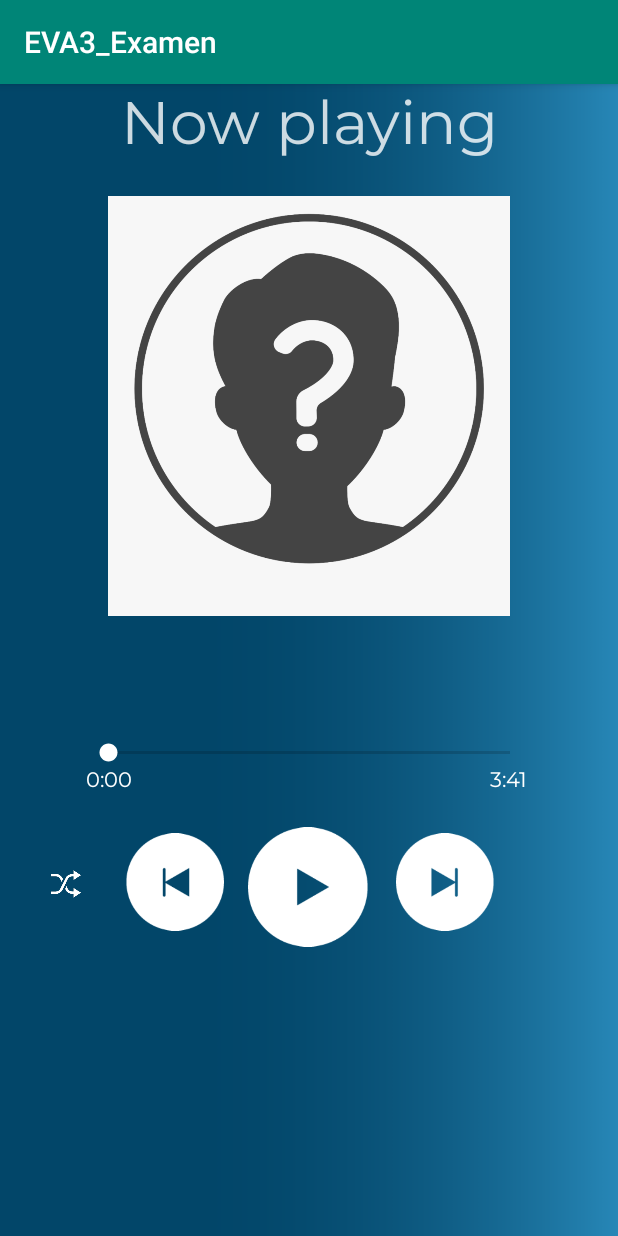
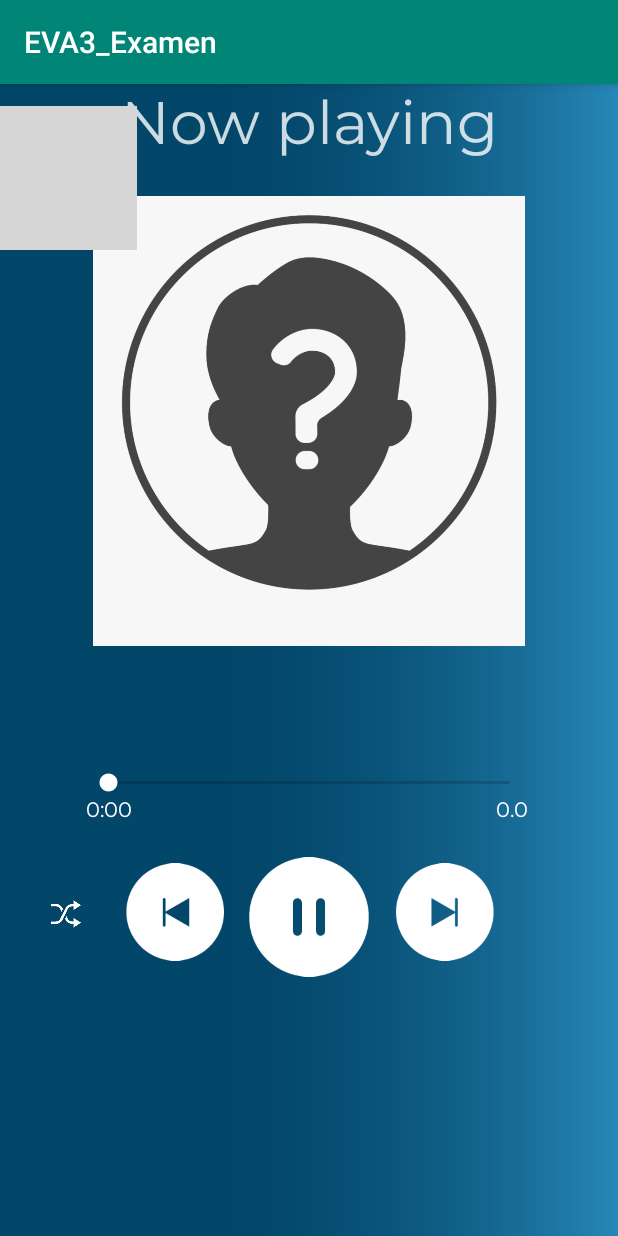
Before and after one commit to SergioVarelaB/EVA3_Examen, an Android app: the Reproductor screen opened directly, with no data from a screen before it, on a phone screen of 412 x 824 dp. Run offline under Robolectric (Android 15) with nearby library versions, the phone set to English and light mode, and no system bars; Roboto replaces fonts that are not available here; 3 statements that could not run were skipped; grey boxes are pictures that could not be loaded.

Commit message:
hasta aqui jala chido, ya despes no se

```diff
--- a/app/src/main/AndroidManifest.xml
+++ b/app/src/main/AndroidManifest.xml
@@ -8,7 +8,8 @@
         android:label="@string/app_name"
         android:roundIcon="@mipmap/ic_launcher_round"
         android:supportsRtl="true"
-        android:theme="@style/AppTheme">
+        android:theme="@style/AppTheme"
+        android:screenOrientation="portrait">
         <activity android:name=".Reproductor"></activity>
 
         <service
--- a/app/src/main/java/com/example/eva3_examen/MainActivity.java
+++ b/app/src/main/java/com/example/eva3_examen/MainActivity.java
@@ -11,10 +11,10 @@ import android.widget.Toast;
 
 public class MainActivity extends AppCompatActivity implements AdapterView.OnItemClickListener {
     Rolas[] rolas = {
-            new Rolas(R.drawable.garafd,"Guns and Roses","November rain",R.raw.november_rain),
-            new Rolas(R.drawable.iwywh,"Pink Floyd","I wish you were here",R.raw.wish_you_were_here),
-            new Rolas(R.drawable.tdfm,"Queen","You don't fool me",R.raw.you_dont_fool_me),
-            new Rolas(R.drawable.beatlesrevolver,"The Beatles","Eleanor Rigby",R.raw.eleanor),
+            new Rolas(R.drawable.garafd,"Guns and Roses","November rain",R.raw.november_rain,556848.0),
+            new Rolas(R.drawable.iwywh,"Pink Floyd","I wish you were here",R.raw.wish_you_were_here,293208.0),
+            new Rolas(R.drawable.tdfm,"Queen","You don't fool me",R.raw.you_dont_fool_me,322752.0),
+            new Rolas(R.drawable.beatlesrevolver,"The Beatles","Eleanor Rigby",R.raw.eleanor,131352.0),
     };
     Intent iReproductor;
     ListView listaClima;
@@ -31,13 +31,9 @@ public class MainActivity extends AppCompatActivity implements AdapterView.OnIte
         //Toast.makeText(this,rolas[position].getNombre(),Toast.LENGTH_SHORT).show();
         String autor = rolas[position].getAutor();
         String nombre = rolas[position].getNombre();
-        int rola = rolas[position].getRola();
-        int rolaSig = rolas[position+1].getRola();
         iReproductor = new Intent(this,Reproductor.class);
         iReproductor.putExtra("autor", autor);
         iReproductor.putExtra("nombre", nombre);
-        iReproductor.putExtra("rola", rola);
-        iReproductor.putExtra("rolaSig", rolaSig);
         iReproductor.putExtra("pos", position);
         startActivity(iReproductor);
     }
--- a/app/src/main/java/com/example/eva3_examen/Reproductor.java
+++ b/app/src/main/java/com/example/eva3_examen/Reproductor.java
@@ -2,19 +2,24 @@ package com.example.eva3_examen;
 
 import androidx.appcompat.app.AppCompatActivity;
 
+import android.app.Service;
 import android.content.Intent;
+import android.media.MediaPlayer;
 import android.os.Bundle;
 import android.view.View;
 import android.widget.ImageView;
+import android.widget.SeekBar;
 import android.widget.TextView;
 import android.widget.Toast;
 
 public class Reproductor extends AppCompatActivity {
     Intent inRola, intento;
-    TextView nombre, autor;
-    int pos = 0, rola, rolaSig;
+    TextView nombre, autor, txtViewTiempoFin;
+    int pos = 0, rola;
+    double duracion;
     MainActivity ma = new MainActivity();
     ImageView imgViewPausa, imgViewPlay, album;
+    SeekBar seekBarPosition;
     boolean rand = true;
 
     @Override
@@ -23,24 +28,48 @@ public class Reproductor extends AppCompatActivity {
         setContentView(R.layout.activity_reproductor);
         inRola = new Intent(this, MyService.class);
         intento = getIntent();
+
         String name = intento.getStringExtra("nombre");
         String aut = intento.getStringExtra("autor");
         rola = intento.getIntExtra("rola", -1);
         pos = intento.getIntExtra("pos", -1);
-        rolaSig = intento.getIntExtra("rolaSig", -1);
+        duracion = ma.rolas[pos].getDuracion();
         nombre = findViewById(R.id.tvName);
         autor = findViewById(R.id.tvAutor);
         album = findViewById(R.id.album);
+        seekBarPosition = findViewById(R.id.seekBarPos);
+        txtViewTiempoFin = findViewById(R.id.txtViewTiempoFin);
         nombre.setText(name);
         autor.setText(aut);
+        txtViewTiempoFin.setText(duracion/60000 + "");
         album.setImageResource(ma.rolas[pos].getImagen());
-        //Toast.makeText(this, pos + " ", Toast.LENGTH_LONG).show();
         imgViewPausa = findViewById(R.id.imgViewPausa);
         imgViewPlay = findViewById(R.id.imgViewPlay);
+        seekBarPosition.setMax((int)duracion);
+        seekbarr(pos);
+        /*seekBarPosition.setOnSeekBarChangeListener(new SeekBar.OnSeekBarChangeListener() {
+            @Override
+            public void onProgressChanged(SeekBar seekBar, int progress, boolean fromUser) {
+                stopService(inRola);
+                inRola.putExtra("posicion",progress);
+                startService(inRola);
+            }
+
+            @Override
+            public void onStartTrackingTouch(SeekBar seekBar) {
+
+            }
+
+            @Override
+            public void onStopTrackingTouch(SeekBar seekBar) {
+
+            }
+        });*/
+        dale();
 
     }
-
-    public void dale(View v) {
+    public void dale(){
+        stopService(inRola);
         if (imgViewPausa.getAlpha() == 0) {
             inRola.putExtra("pos", pos);
             startService(inRola);
@@ -56,6 +85,10 @@ public class Reproductor extends AppCompatActivity {
 
         }
     }
+
+    public void dale(View v) {
+        dale();
+    }
     public void tate(View v) {
         stopService(inRola);
     }
@@ -68,12 +101,14 @@ public class Reproductor extends AppCompatActivity {
         }
 
     }
-
    public void siguientes() {
         stopService(inRola);
         nombre = findViewById(R.id.tvName);
         autor = findViewById(R.id.tvAutor);
         album = findViewById(R.id.album);
+        txtViewTiempoFin = findViewById(R.id.txtViewTiempoFin);
+        seekBarPosition = findViewById(R.id.seekBarPos);
+        //Toast.makeText(this,pos,Toast.LENGTH_SHORT).show();
         if(pos == ma.rolas.length-1){
             pos = 0;
         }else{
@@ -84,27 +119,34 @@ public class Reproductor extends AppCompatActivity {
             nombre.setText(ma.rolas[pos].getNombre());
             autor.setText(ma.rolas[pos].getAutor());
             album.setImageResource(ma.rolas[pos].getImagen());
+            txtViewTiempoFin.setText(ma.rolas[pos].getDuracion()/60000 + "");
+            seekBarPosition.setMax((int)ma.rolas[pos].getDuracion());
+            seekbarr(pos);
             startService(inRola);
         }else{
             Toast.makeText(this,"error " + pos ,Toast.LENGTH_SHORT).show();
         }
-
     }
     public void aleatorio(){
         stopService(inRola);
         nombre = findViewById(R.id.tvName);
         autor = findViewById(R.id.tvAutor);
         album = findViewById(R.id.album);
+        txtViewTiempoFin = findViewById(R.id.txtViewTiempoFin);
         int newpos = (int)(Math.random()*(ma.rolas.length));
         while(pos == newpos || pos+1 == newpos){
             newpos = (int)(Math.random()*(ma.rolas.length));
             //Toast.makeText(this,"hehe "+newpos,Toast.LENGTH_LONG).show();
         }
         inRola.putExtra("pos",newpos);
+        seekBarPosition = findViewById(R.id.seekBarPos);
         if(pos >= 0 && pos <= ma.rolas.length-1){
             nombre.setText(ma.rolas[newpos].getNombre());
             autor.setText(ma.rolas[newpos].getAutor());
             album.setImageResource(ma.rolas[newpos].getImagen());
+            txtViewTiempoFin.setText(ma.rolas[newpos].getDuracion()/60000+"");
+            seekBarPosition.setMax((int) ma.rolas[newpos].getDuracion());
+            seekbarr(newpos);
             startService(inRola);
             pos = newpos;
         }else{
@@ -116,16 +158,22 @@ public class Reproductor extends AppCompatActivity {
         nombre = findViewById(R.id.tvName);
         autor = findViewById(R.id.tvAutor);
         album = findViewById(R.id.album);
+        txtViewTiempoFin = findViewById(R.id.txtViewTiempoFin);
+        seekBarPosition = findViewById(R.id.seekBarPos);
         if(pos == 0){
             pos = ma.rolas.length-1;
         }else{
             pos = pos-1;
         }
         inRola.putExtra("pos",pos);
+
         if(pos >= 0 && pos <= ma.rolas.length-1){
             nombre.setText(ma.rolas[pos].getNombre());
             autor.setText(ma.rolas[pos].getAutor());
             album.setImageResource(ma.rolas[pos].getImagen());
+            txtViewTiempoFin.setText(ma.rolas[pos].getDuracion()/60000 + "");
+            seekBarPosition.setMax((int) ma.rolas[pos].getDuracion());
+            seekbarr(pos);
             startService(inRola);
         }else{
             Toast.makeText(this,"error " + pos ,Toast.LENGTH_SHORT).show();
@@ -139,4 +187,29 @@ public class Reproductor extends AppCompatActivity {
         }
         Toast.makeText(this,""+rand, Toast.LENGTH_LONG).show();
     }
+    public void lista(View v){
+        this.finish();
+    }
+
+    public void seekbarr(int pos){
+        stopService(inRola);
+        seekBarPosition.setMax((int)ma.rolas[pos].getDuracion());
+        seekBarPosition.setOnSeekBarChangeListener(new SeekBar.OnSeekBarChangeListener() {
+            @Override
+            public void onProgressChanged(SeekBar seekBar, int progress, boolean fromUser) {
+                stopService(inRola);
+                inRola.putExtra("posicion",progress);
+                startService(inRola);
+            }
+
+            @Override
+            public void onStartTrackingTouch(SeekBar seekBar) {
+                stopService(inRola);
+            }
+
+            @Override
+            public void onStopTrackingTouch(SeekBar seekBar){
+            }
+        });
+    }
 }
--- a/app/src/main/java/com/example/eva3_examen/Rolas.java
+++ b/app/src/main/java/com/example/eva3_examen/Rolas.java
@@ -5,6 +5,7 @@ public class Rolas {
     private String autor;
     private String nombre;
     private int rola;
+    private double duracion;
 
     public Rolas(){
         imagen = R.drawable.unkown;
@@ -13,11 +14,12 @@ public class Rolas {
         rola = R.raw.november_rain;
     }
 
-    public Rolas(int imagen, String autor, String nombre,int rola) {
+    public Rolas(int imagen, String autor, String nombre,int rola, double duracion) {
         this.imagen = imagen;
         this.autor = autor;
         this.nombre = nombre;
         this.rola = rola;
+        this.duracion = duracion;
 }
 
     public int getImagen() {
@@ -51,4 +53,12 @@ public class Rolas {
     public void setRola(int rola) {
         this.rola = rola;
     }
+
+    public double getDuracion() {
+        return duracion;
+    }
+
+    public void setDuracion(double duracion) {
+        this.duracion = duracion;
+    }
 }
--- a/app/src/main/res/layout/activity_reproductor.xml
+++ b/app/src/main/res/layout/activity_reproductor.xml
@@ -21,8 +21,8 @@
         app:layout_constraintTop_toTopOf="parent" />
     <ImageView
         android:id="@+id/album"
-        android:layout_width="380dp"
-        android:layout_height="280dp"
+        android:layout_width="300dp"
+        android:layout_height="300dp"
         android:layout_marginTop="16dp"
         android:adjustViewBounds="true"
         android:cropToPadding="false"
@@ -157,4 +157,17 @@
         android:onClick="setAleatorio"
         app:srcCompat="@drawable/btnrandom" />
 
+    <ImageView
+        android:id="@+id/imageLista"
+        android:layout_width="wrap_content"
+        android:layout_height="wrap_content"
+        app:layout_constraintBottom_toBottomOf="parent"
+        app:layout_constraintEnd_toStartOf="@+id/txtViewNowP"
+        app:layout_constraintHorizontal_bias="0.32"
+        app:layout_constraintStart_toStartOf="parent"
+        app:layout_constraintTop_toTopOf="parent"
+        android:onClick="lista"
+        app:layout_constraintVertical_bias="0.022"
+        app:srcCompat="@drawable/list" />
+
 </androidx.constraintlayout.widget.ConstraintLayout>
```
Also changed, not shown: app/src/main/java/com/example/eva3_examen/MyService.java (+12 -5 lines), app/src/main/res/layout/layout_rolas.xml (+7 -7 lines).
